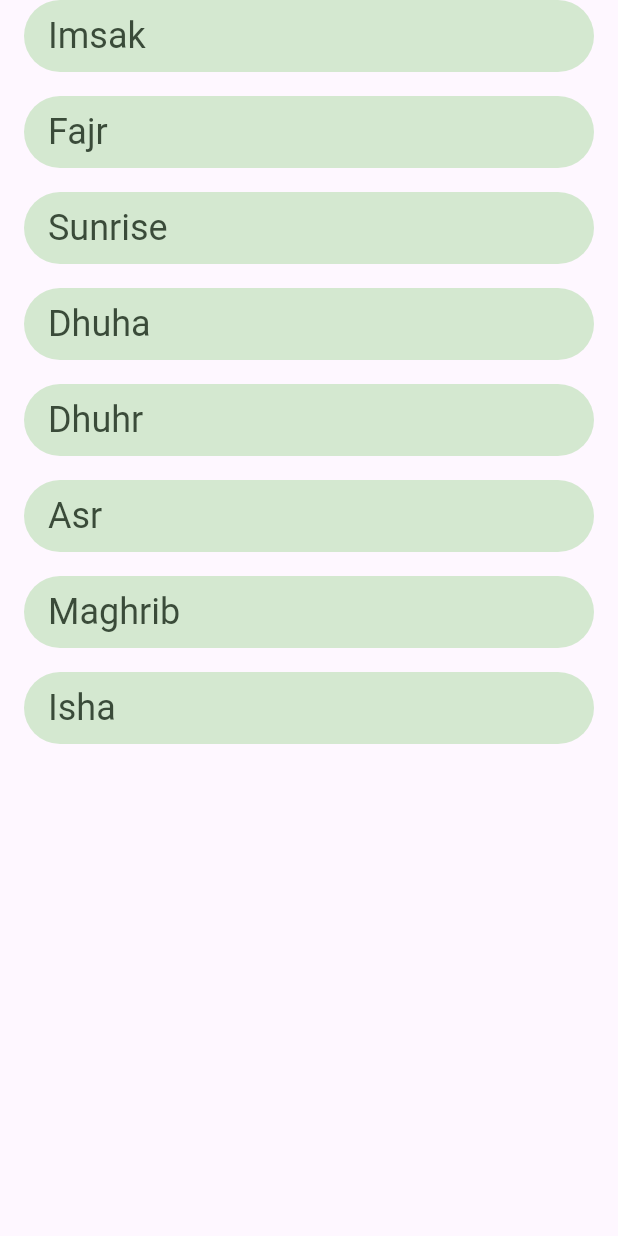
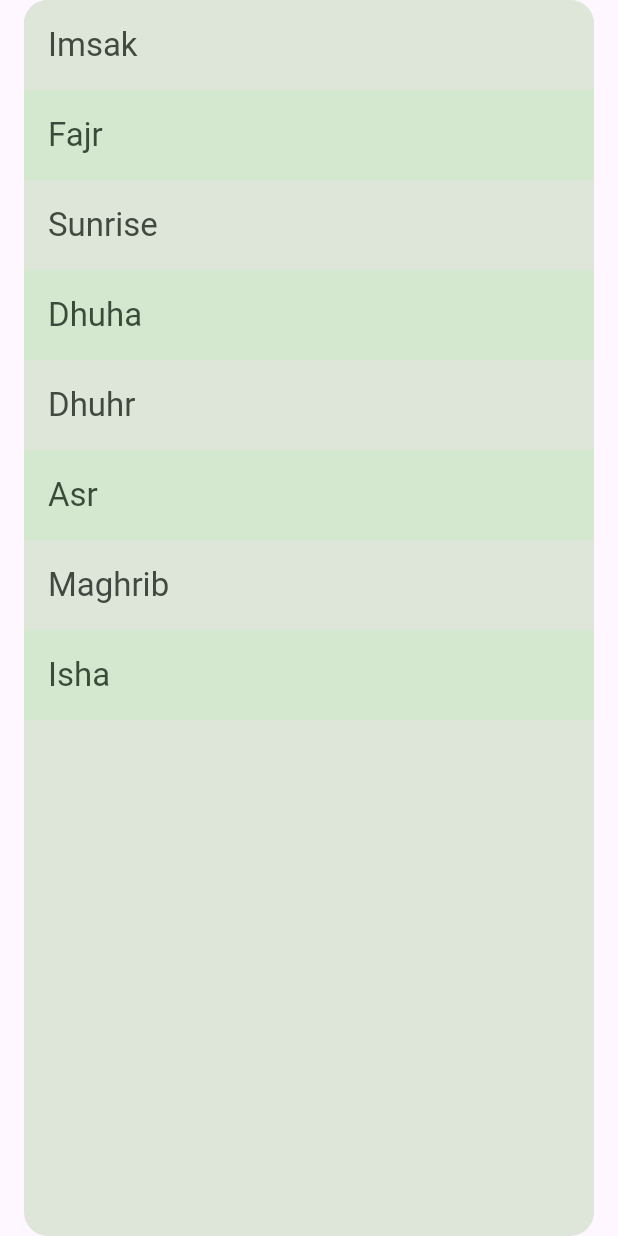
Before and after one commit to pwdev23/jadwal_sholat, a Flutter app: the _PrayerScheduleColumn widget shown alone on an empty page, opened directly with empty values, on a phone screen of 412 x 824 dp. Run offline on Flutter 3.47's test engine with Material 2 defaults, Android fonts, the phone set to English and light mode, and no system bars; our stand-ins replace flutter_riverpod, freezed_annotation, riverpod_annotation, shared_preferences; accounts and stored records are empty; generated files the repository leaves out were written again; network calls fail.

Commit message:
Updated schedule page

```diff
--- a/lib/src/pages/prayer_schedule_page.dart
+++ b/lib/src/pages/prayer_schedule_page.dart
@@ -25,18 +25,29 @@ class _PrayerSchedulePageState extends ConsumerState<PrayerSchedulePage> {
 
   @override
   Widget build(BuildContext context) {
+    final nav = Navigator.of(context);
     final city = ref.watch(cityProvider(id: widget.cityId));
     final schedule =
         ref.watch(prayerScheduleProvider(cityId: widget.cityId, date: _now));
-    final timeTextStyle = Theme.of(context).textTheme.headlineMedium;
+    final onSurface = Theme.of(context).colorScheme.onSurface;
+    final colorScheme = Theme.of(context).colorScheme;
+    final timeTextStyle = Theme.of(context)
+        .textTheme
+        .headlineMedium!
+        .copyWith(color: colorScheme.onPrimaryContainer);
 
     return Scaffold(
+      backgroundColor: colorScheme.surface,
       appBar: AppBar(
-        backgroundColor: Colors.transparent,
+        backgroundColor: colorScheme.surface,
         title: city.when(
-          data: (data) => Text(data.name),
-          error: (_, __) => const Text('Failed to load'),
-          loading: () => const Text('...'),
+          data: (data) => Text(
+            data.name,
+            style: TextStyle(color: onSurface),
+          ),
+          error: (_, __) =>
+              Text('Failed to load', style: TextStyle(color: onSurface)),
+          loading: () => Text('', style: TextStyle(color: onSurface)),
         ),
       ),
       body: ListView(
@@ -50,9 +61,10 @@ class _PrayerSchedulePageState extends ConsumerState<PrayerSchedulePage> {
                 children: [
                   if (_prayerScheduleFetched)
                     _TimeRemaining(
+                      backgroundColor: colorScheme.primaryContainer,
                       now: now,
                       prayerSchedule: _schedule,
-                      textStyle: timeTextStyle!,
+                      textStyle: timeTextStyle,
                     )
                 ],
               );
@@ -73,7 +85,12 @@ class _PrayerSchedulePageState extends ConsumerState<PrayerSchedulePage> {
             error: (_, __) => const Text('Failed to load'),
             loading: () => const LinearProgressIndicator(),
           ),
+          const SizedBox(height: kToolbarHeight),
         ],
+      ),
+      floatingActionButton: FloatingActionButton(
+        onPressed: () => nav.pushNamed('/search'),
+        child: const Icon(Icons.search),
       ),
     );
   }
@@ -92,41 +109,71 @@ class _PrayerScheduleColumn extends StatelessWidget {
 
   @override
   Widget build(BuildContext context) {
-    return Column(
-      children: [
-        _buildScheduleContainer(context, prayerSchedule.imsak, 'Imsak'),
-        _buildScheduleContainer(context, prayerSchedule.fajr, 'Fajr'),
-        _buildScheduleContainer(context, prayerSchedule.sunrise, 'Sunrise'),
-        _buildScheduleContainer(context, prayerSchedule.dhuha, 'Dhuha'),
-        _buildScheduleContainer(context, prayerSchedule.dhuhr, 'Dhuhr'),
-        _buildScheduleContainer(context, prayerSchedule.asr, 'Asr'),
-        _buildScheduleContainer(context, prayerSchedule.maghrib, 'Maghrib'),
-        _buildScheduleContainer(context, prayerSchedule.isha, 'Isha'),
-      ],
-    );
-  }
-
-  Widget _buildScheduleContainer(
-      BuildContext context, String time, String name) {
     final colorScheme = Theme.of(context).colorScheme;
-    final textStyle = Theme.of(context)
-        .textTheme
-        .headlineSmall!
-        .copyWith(color: colorScheme.onSecondaryContainer);
+    final titleLarge = Theme.of(context).textTheme.titleLarge;
 
     return Container(
-      margin: const EdgeInsets.fromLTRB(16.0, 0.0, 16.0, 16.0),
-      width: double.infinity,
-      padding: const EdgeInsets.symmetric(horizontal: 16.0, vertical: 8.0),
+      clipBehavior: Clip.antiAlias,
+      margin: const EdgeInsets.symmetric(horizontal: 16.0),
       decoration: BoxDecoration(
-        borderRadius: BorderRadius.circular(24.0),
-        color: colorScheme.secondaryContainer,
+        color: colorScheme.surfaceVariant,
+        borderRadius: BorderRadius.circular(16.0),
       ),
-      child: Row(
-        mainAxisAlignment: MainAxisAlignment.spaceBetween,
+      child: Column(
         children: [
-          Text(name, style: textStyle),
-          Text(time, style: textStyle),
+          _PrayerTimeTile(
+            backgroundColor: colorScheme.surfaceVariant,
+            leading: 'Imsak',
+            trailing: prayerSchedule.imsak,
+            textStyle:
+                titleLarge!.copyWith(color: colorScheme.onSurfaceVariant),
+          ),
+          _PrayerTimeTile(
+            backgroundColor: colorScheme.secondaryContainer,
+            leading: 'Fajr',
+            trailing: prayerSchedule.fajr,
+            textStyle:
+                titleLarge.copyWith(color: colorScheme.onSecondaryContainer),
+          ),
+          _PrayerTimeTile(
+            backgroundColor: colorScheme.surfaceVariant,
+            leading: 'Sunrise',
+            trailing: prayerSchedule.sunrise,
+            textStyle: titleLarge.copyWith(color: colorScheme.onSurfaceVariant),
+          ),
+          _PrayerTimeTile(
+            backgroundColor: colorScheme.secondaryContainer,
+            leading: 'Dhuha',
+            trailing: prayerSchedule.dhuha,
+            textStyle:
+                titleLarge.copyWith(color: colorScheme.onSecondaryContainer),
+          ),
+          _PrayerTimeTile(
+            backgroundColor: colorScheme.surfaceVariant,
+            leading: 'Dhuhr',
+            trailing: prayerSchedule.dhuhr,
+            textStyle: titleLarge.copyWith(color: colorScheme.onSurfaceVariant),
+          ),
+          _PrayerTimeTile(
+            backgroundColor: colorScheme.secondaryContainer,
+            leading: 'Asr',
+            trailing: prayerSchedule.asr,
+            textStyle:
+                titleLarge.copyWith(color: colorScheme.onSecondaryContainer),
+          ),
+          _PrayerTimeTile(
+            backgroundColor: colorScheme.surfaceVariant,
+            leading: 'Maghrib',
+            trailing: prayerSchedule.maghrib,
+            textStyle: titleLarge.copyWith(color: colorScheme.onSurfaceVariant),
+          ),
+          _PrayerTimeTile(
+            backgroundColor: colorScheme.secondaryContainer,
+            leading: 'Isha',
+            trailing: prayerSchedule.isha,
+            textStyle:
+                titleLarge.copyWith(color: colorScheme.onSecondaryContainer),
+          ),
         ],
       ),
     );
@@ -134,14 +181,17 @@ class _PrayerScheduleColumn extends StatelessWidget {
 }
 
 class _TimeRemaining extends StatelessWidget {
-  const _TimeRemaining(
-      {required this.now,
-      required this.prayerSchedule,
-      required this.textStyle});
+  const _TimeRemaining({
+    required this.now,
+    required this.prayerSchedule,
+    required this.textStyle,
+    required this.backgroundColor,
+  });
 
   final DateTime now;
   final PrayerSchedule prayerSchedule;
   final TextStyle textStyle;
+  final Color backgroundColor;
 
   @override
   Widget build(BuildContext context) {
@@ -170,18 +220,33 @@ class _TimeRemaining extends StatelessWidget {
     } else if (now.isBefore(prayTime(context, now, prayerSchedule.maghrib))) {
       compare = prayTime(context, now, prayerSchedule.maghrib);
       trailing = 'to Maghrib';
-    } else {
+    } else if (now.isBefore(prayTime(context, now, prayerSchedule.isha))) {
       compare = prayTime(context, now, prayerSchedule.isha);
       trailing = 'to Isha';
+    } else {
+      final tomorrow = now.add(const Duration(days: 1));
+      compare = prayTime(context, tomorrow, prayerSchedule.imsak);
+      trailing = 'to Imsak';
     }
 
     final split = '${compare.difference(now)}'.split('.');
     leading = split[0];
 
-    return Text(
-      '$leading $trailing',
-      textAlign: TextAlign.center,
-      style: textStyle,
+    return Container(
+      width: double.infinity,
+      height: kToolbarHeight * 2,
+      alignment: Alignment.center,
+      margin: const EdgeInsets.symmetric(horizontal: 16.0),
+      padding: const EdgeInsets.all(16.0),
+      decoration: BoxDecoration(
+        borderRadius: BorderRadius.circular(16.0),
+        color: backgroundColor,
+      ),
+      child: Text(
+        '$leading $trailing',
+        textAlign: TextAlign.center,
+        style: textStyle,
+      ),
     );
   }
 
@@ -191,3 +256,32 @@ class _TimeRemaining extends StatelessWidget {
         now.year, now.month, now.day, int.parse(split[0]), int.parse(split[1]));
   }
 }
+
+class _PrayerTimeTile extends StatelessWidget {
+  const _PrayerTimeTile({
+    required this.backgroundColor,
+    required this.leading,
+    required this.trailing,
+    required this.textStyle,
+  });
+
+  final Color backgroundColor;
+  final String leading;
+  final String trailing;
+  final TextStyle textStyle;
+
+  @override
+  Widget build(BuildContext context) {
+    return Container(
+      color: backgroundColor,
+      padding: const EdgeInsets.all(16.0),
+      child: Row(
+        mainAxisAlignment: MainAxisAlignment.spaceBetween,
+        children: [
+          Text(leading, style: textStyle),
+          Text(trailing, style: textStyle),
+        ],
+      ),
+    );
+  }
+}
```
Also changed, not shown: lib/src/pages/search_page.dart (+11 -8 lines).
